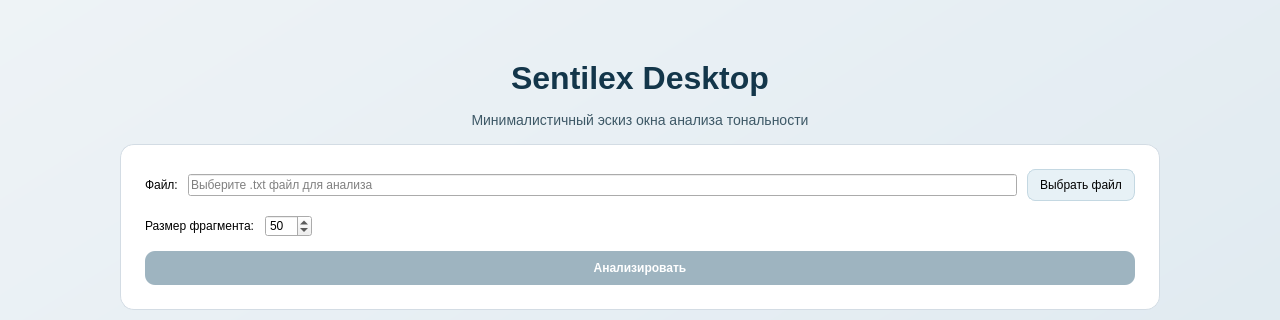
The window that desktop/design_variants/variant_A.ui (andy-ahmedov/sentilex) describes before a commit, drawn with Qt 5; both pictures show x 0 to 1280 and y 0 to 320 of the 1280 by 800 pixel window.
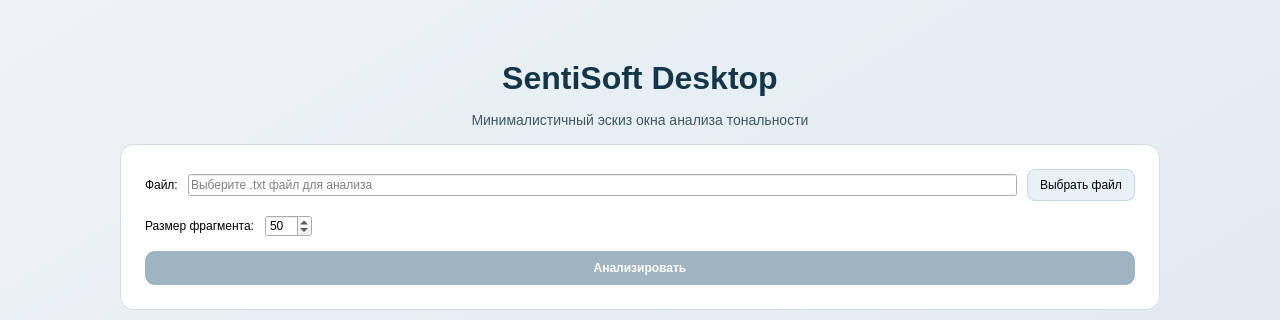
The same window after the commit.

Commit message: Update desktop packaging documentation

The edit to the form file:
```diff
--- a/desktop/design_variants/variant_A.ui
+++ b/desktop/design_variants/variant_A.ui
@@ -40,7 +40,7 @@
     <item>
      <widget class="QLabel" name="titleLabel">
       <property name="text">
-       <string>Sentilex Desktop</string>
+       <string>SentiSoft Desktop</string>
       </property>
       <property name="alignment">
        <set>Qt::AlignHCenter|Qt::AlignVCenter</set>
```
Left out of the diff: 2 changed lines with no effect on the pictures. The commit also changes 5 other files.
